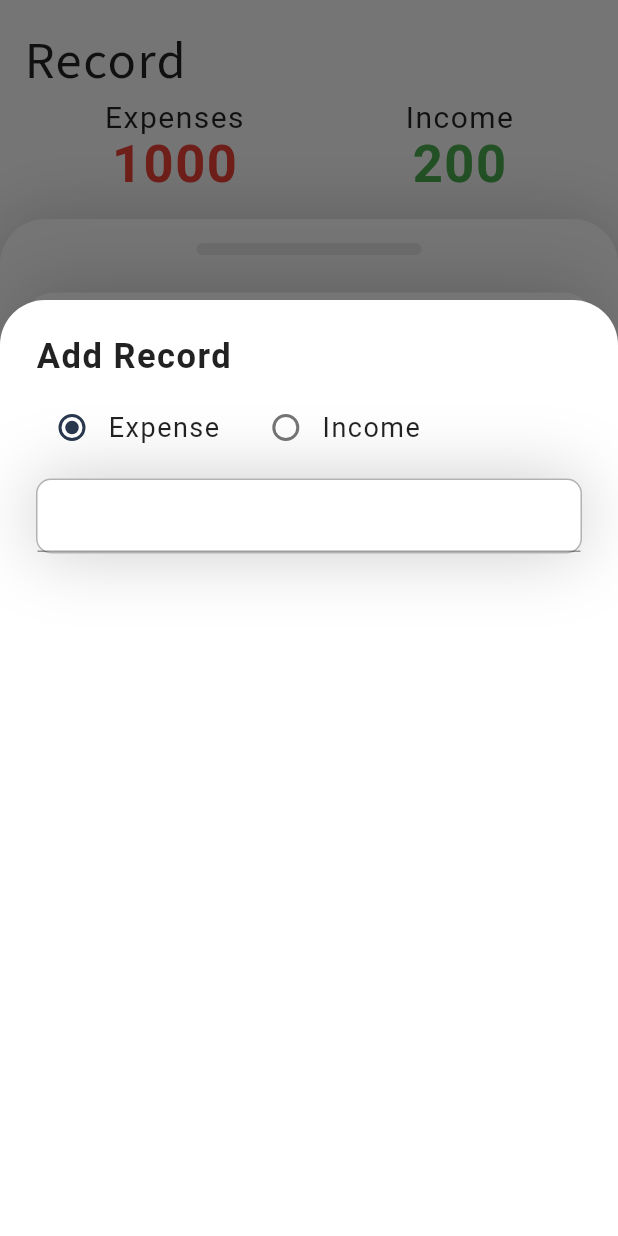
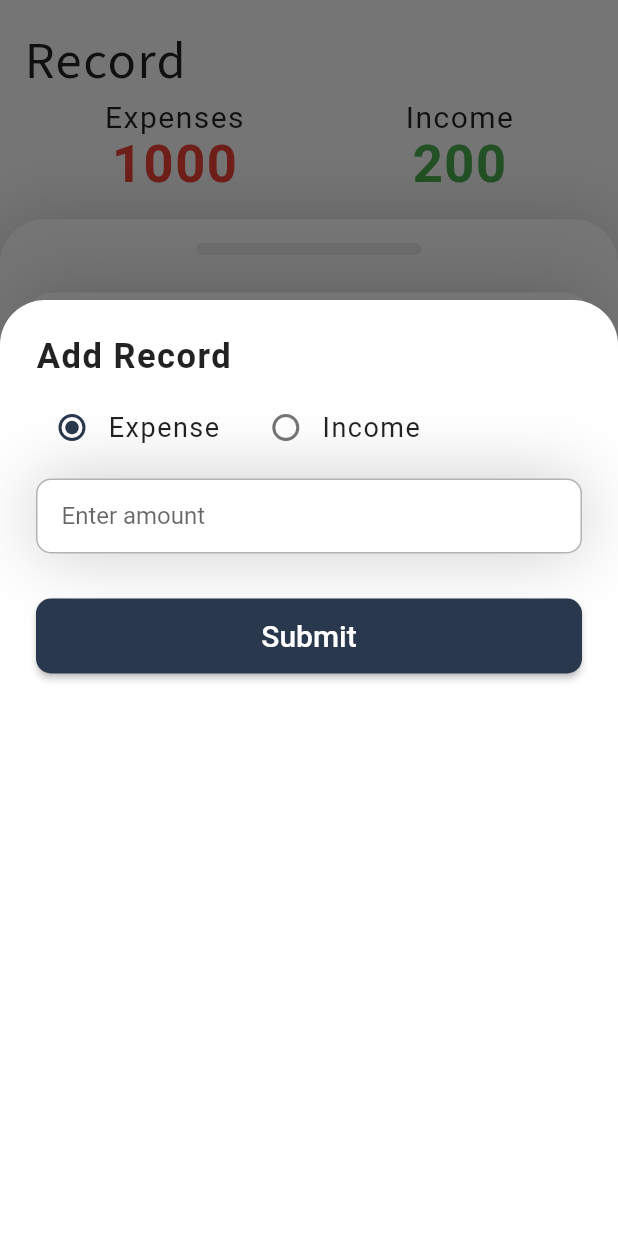
Before and after one commit to aexces/mong, a Flutter app: the screen it shows after launch, after a tap on the "add" icon, on a phone screen of 412 x 824 dp. Run offline on Flutter 3.47's test engine with Material 2 defaults, Android fonts, the phone set to English and light mode, and no system bars; drawn by our look-alikes of curved_navigation_bar; our stand-ins replace auto_route, bloc, flutter_bloc, freezed_annotation, get_it, injectable.

Commit message:
going to rebuild

```diff
--- a/lib/data/record_data.dart
+++ b/lib/data/record_data.dart
@@ -52,6 +52,12 @@ final List<RecordData> recordDataList = [
     amount: 4000,
     dateTime: DateFormat('dd-MMM-yyyy').format(DateTime.now()),
   ),
+  RecordData(
+    transactionType: TransactionType.expense,
+    purpose: "Small trip",
+    amount: 300,
+    dateTime: DateFormat('dd-MMM-yyyy').format(DateTime.now()),
+  ),
 ];
 
 class RecordData {
--- a/lib/presentation/pages/main/widgets/build_modal_bottom_sheet.dart
+++ b/lib/presentation/pages/main/widgets/build_modal_bottom_sheet.dart
@@ -1,6 +1,8 @@
+import 'package:auto_route/auto_route.dart';
 import 'package:flutter/material.dart';
 import 'package:mong/core/constants.dart';
 import 'package:mong/presentation/pages/main/widgets/radio_buttons.dart';
+import 'package:mong/presentation/widgets/default_button.dart';
 
 import '../../../../core/colors.dart';
 
@@ -11,7 +13,6 @@ Future<dynamic> buildModalBottomSheet(BuildContext context) {
     backgroundColor: Colors.transparent,
     builder: (context) {
       return Container(
-        height: double.infinity,
         margin: const EdgeInsets.only(top: 200),
         padding: const EdgeInsets.all(defaultPadding * 1.5),
         decoration: const BoxDecoration(
@@ -36,6 +37,7 @@ Future<dynamic> buildModalBottomSheet(BuildContext context) {
             kHeight10,
             Container(
               height: 50,
+              padding: const EdgeInsets.symmetric(horizontal: defaultPadding),
               decoration: BoxDecoration(
                 borderRadius: kRadius10,
                 color: kWhiteColor,
@@ -50,7 +52,23 @@ Future<dynamic> buildModalBottomSheet(BuildContext context) {
                   )
                 ],
               ),
-              child: TextFormField(),
+              child: TextFormField(
+                keyboardType: TextInputType.number,
+                decoration: const InputDecoration(
+                  hintText: "Enter amount",
+                  border: InputBorder.none,
+                ),
+                onChanged: (amount) {
+                  print(amount);
+                },
+              ),
+            ),
+            kHeight30,
+            DefaultButton(
+              text: "Submit",
+              onPressed: () {
+                context.router.pop();
+              },
             )
           ],
         ),
--- /dev/null
+++ b/lib/presentation/widgets/default_button.dart
@@ -0,0 +1,36 @@
+import 'package:flutter/material.dart';
+import 'package:mong/core/colors.dart';
+
+import '../../core/constants.dart';
+
+class DefaultButton extends StatelessWidget {
+  const DefaultButton({
+    Key? key,
+    required this.text,
+    required this.onPressed,
+  }) : super(key: key);
+  final String text;
+  final VoidCallback? onPressed;
+
+  @override
+  Widget build(BuildContext context) {
+    return SizedBox(
+      height: 50,
+      width: double.infinity,
+      child: MaterialButton(
+        shape: const RoundedRectangleBorder(
+          borderRadius: kRadius10,
+        ),
+        color: kPrimaryColor,
+        onPressed: onPressed,
+        child: Text(
+          text,
+          style: const TextStyle(
+            color: kWhiteColor,
+            fontSize: 20,
+          ),
+        ),
+      ),
+    );
+  }
+}
```
